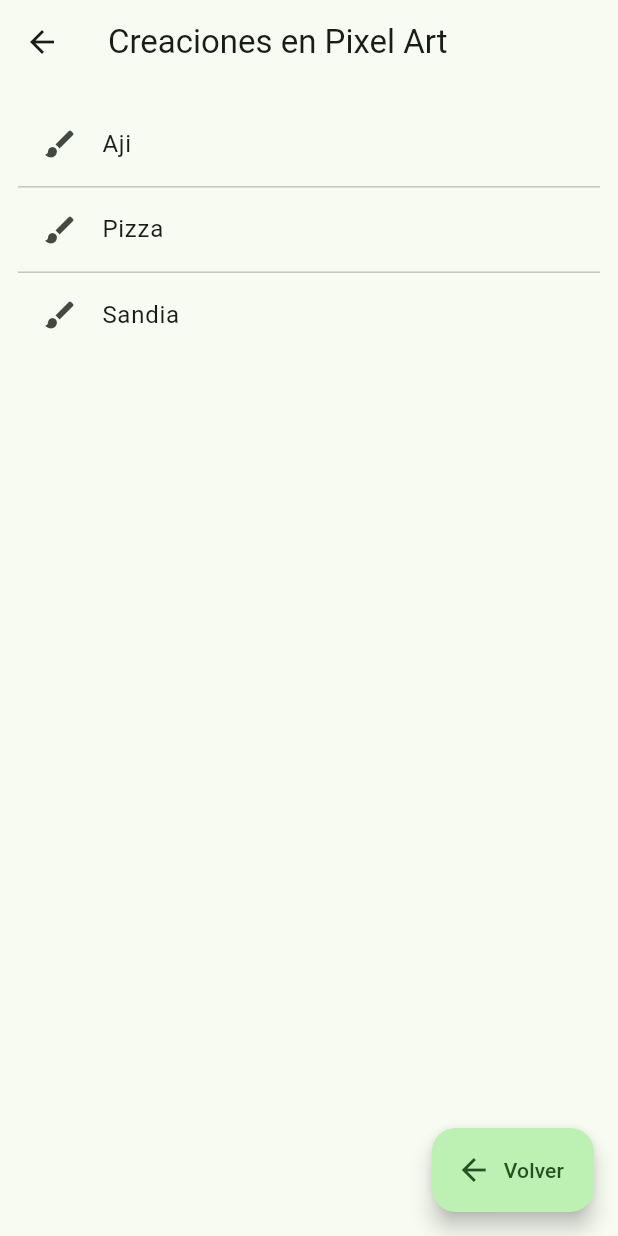
After one commit to NoriKato16/3479A321_2023479502, a Flutter app: the MyHomePage screen opened directly, after a tap on "Lista de Creaciones en Pixel Art", on a phone screen of 412 x 824 dp. The commit adds this screen. Run offline on Flutter 3.47's test engine with Material 3 defaults, Android fonts, the phone set to English and light mode, and no system bars; our stand-ins replace google_fonts, logger; Roboto replaces fonts that are missing (Arizonia).

Commit message:
laboratorio 4 implementado

```diff
--- a/lib/pages/home_page.dart
+++ b/lib/pages/home_page.dart
@@ -1,6 +1,9 @@
 import 'package:flutter/material.dart';
 import 'package:logger/logger.dart';
 import 'package:google_fonts/google_fonts.dart';
+import 'list_art.dart';
+import 'about.dart';
+import 'list_creation.dart';
 
 void main() {
   runApp(const MyApp());
@@ -15,44 +18,18 @@ class MyApp extends StatelessWidget {
     return MaterialApp(
       title: 'Flutter Demo',
       theme: ThemeData(
-        // This is the theme of your application.
-        //
-        // TRY THIS: Try running your application with "flutter run". You'll see
-        // the application has a purple toolbar. Then, without quitting the app,
-        // try changing the seedColor in the colorScheme below to Colors.green
-        // and then invoke "hot reload" (save your changes or press the "hot
-        // reload" button in a Flutter-supported IDE, or press "r" if you used
-        // the command line to start the app).
-        //
-        // Notice that the counter didn't reset back to zero; the application
-        // state is not lost during the reload. To reset the state, use hot
-        // restart instead.
-        //
-        // This works for code too, not just values: Most code changes can be
-        // tested with just a hot reload.
         colorScheme: ColorScheme.fromSeed(
           seedColor: const Color.fromARGB(255, 35, 190, 53),
         ),
         textTheme: GoogleFonts.arizoniaTextTheme(), // Fuente global
-
       ),
       home: const MyHomePage(title: '2023479502'),
-
     );
   }
 }
 
 class MyHomePage extends StatefulWidget {
   const MyHomePage({super.key, required this.title});
-
-  // This widget is the home page of your application. It is stateful, meaning
-  // that it has a State object (defined below) that contains fields that affect
-  // how it looks.
-
-  // This class is the configuration for the state. It holds the values (in this
-  // case the title) provided by the parent (in this case the App widget) and
-  // used by the build method of the State. Fields in a Widget subclass are
-  // always marked "final".
 
   final String title;
 
@@ -93,12 +70,7 @@ class _MyHomePageState extends State<MyHomePage> {
   Widget build(BuildContext context) {
     var logger = Logger();
     logger.d("Logger is working!");
-    // This method is rerun every time setState is called, for instance as done
-    // by the _incrementCounter method above.
-    //
-    // The Flutter framework has been optimized to make rerunning build methods
-    // fast, so that you can just rebuild anything that needs updating rather
-    // than having to individually change instances of widgets.
+
     var persistentFooterButtons = [
       FloatingActionButton(
         onPressed: _incrementCounter,
@@ -125,31 +97,29 @@ class _MyHomePageState extends State<MyHomePage> {
     ];
     var scaffold = Scaffold(
       appBar: AppBar(
-        // TRY THIS: Try changing the color here to a specific color (to
-        // Colors.amber, perhaps?) and trigger a hot reload to see the AppBar
-        // change color while the other colors stay the same.
         backgroundColor: Theme.of(context).colorScheme.inversePrimary,
-        // Here we take the value from the MyHomePage object that was created by
-        // the App.build method, and use it to set our appbar title.
         title: Text(widget.title),
+        actions: [
+          PopupMenuButton<String>(
+            onSelected: (value) {
+              if (value == 'about') {
+                Navigator.push(
+                  context,
+                  MaterialPageRoute(builder: (_) => AboutScreen()),
+                );
+              }
+            },
+            itemBuilder: (BuildContext context) {
+              return const [
+                PopupMenuItem<String>(value: 'about', child: Text('About')),
+              ];
+            },
+          ),
+        ],
       ),
       body: Center(
-        // Center is a layout widget. It takes a single child and positions it
-        // in the middle of the parent.
+        child: Card(
           child: Column(
-          // Column is also a layout widget. It takes a list of children and
-          // arranges them vertically. By default, it sizes itself to fit its
-          // children horizontally, and tries to be as tall as its parent.
-          //
-          // Column has various properties to control how it sizes itself and
-          // how it positions its children. Here we use mainAxisAlignment to
-          // center the children vertically; the main axis here is the vertical
-          // axis because Columns are vertical (the cross axis would be
-          // horizontal).
-          //
-          // TRY THIS: Invoke "debug painting" (choose the "Toggle Debug Paint"
-          // action in the IDE, or press "p" in the console), to see the
-          // wireframe for each widget.
             mainAxisAlignment: MainAxisAlignment.center,
             children: [
               const Text('Pixel Art sobre una grilla personalizable'),
@@ -163,25 +133,80 @@ class _MyHomePageState extends State<MyHomePage> {
                       width: 400,
                     ),
                     Image.asset('assets/Pixel-Art-Pizza-2.webp', width: 400),
-                  Image.asset('assets/Pixel-Art-Watermelon-3.webp', width: 400),
+                    Image.asset(
+                      'assets/Pixel-Art-Watermelon-3.webp',
+                      width: 400,
+                    ),
                   ],
                 ),
               ),
-
+              Row(
+                mainAxisAlignment: MainAxisAlignment.center,
+                children: [
+                  ElevatedButton.icon(
+                    icon: const Icon(Icons.info_outline),
+                    label: const Text('About'),
+                    onPressed: () {
+                      Navigator.push(
+                        context,
+                        MaterialPageRoute(builder: (_) => AboutScreen()),
+                      );
+                    },
+                  ),
+                  const SizedBox(width: 12),
+                  ElevatedButton.icon(
+                    icon: const Icon(Icons.image),
+                    label: const Text('Lista de Pixel Art'),
+                    onPressed: () {
+                      Navigator.push(
+                        context,
+                        MaterialPageRoute(builder: (_) => ListArtScreen()),
+                      );
+                    },
+                  ),
+                  ElevatedButton.icon(
+                    icon: const Icon(Icons.image),
+                    label: const Text('Lista de Creaciones en Pixel Art'),
+                    onPressed: () {
+                      Navigator.push(
+                        context,
+                        MaterialPageRoute(builder: (_) => ListCreationScreen()),
+                      );
+                    },
+                  ),
+                ],
+              ),
               Text(
                 '$_counter',
                 style: Theme.of(context).textTheme.headlineMedium,
               ),
+              Row(
+                children: [
+                  FloatingActionButton(
+                    onPressed: null,
+                    backgroundColor: _color,
+                    tooltip: 'Crear',
+                    child: const Icon(Icons.create),
+                  ),
+                  FloatingActionButton(
+                    onPressed: null,
+                    backgroundColor: _color,
+                    tooltip: 'Compartir',
+                    child: const Icon(Icons.share),
+                  ),
+                ],
+              ),
             ],
           ),
         ),
+      ),
 
-      floatingActionButton: FloatingActionButton(
+      /*floatingActionButton: FloatingActionButton(
         onPressed: null,
         backgroundColor: _color,
         tooltip: 'Increment',
         child: const Icon(Icons.home),
-      ),
+      ),*/
       persistentFooterButtons: persistentFooterButtons,
       // This trailing comma makes auto-formatting nicer for build methods.
     );
--- /dev/null
+++ b/lib/pages/list_creation.dart
@@ -0,0 +1,41 @@
+import 'package:flutter/material.dart';
+
+class ListCreationScreen extends StatelessWidget {
+  // Fuente de datos (lista de creaciones)
+  final List<String> creaciones = const [
+    'Aji',
+    'Pizza',
+    'Sandia',
+  ];
+
+  @override
+  Widget build(BuildContext context) {
+    return Scaffold(
+      appBar: AppBar(title: const Text('Creaciones en Pixel Art')),
+      body: ListView.separated(
+        padding: const EdgeInsets.all(12),
+        itemCount: creaciones.length,
+        separatorBuilder: (_, __) => const Divider(height: 1),
+        itemBuilder: (context, index) {
+          final item = creaciones[index];
+          return ListTile(
+            leading: const Icon(Icons.brush),
+            title: Text(item),
+            onTap: () {
+              ScaffoldMessenger.of(context).showSnackBar(
+                SnackBar(content: Text('Abrir: $item')),
+              );
+            },
+          );
+        },
+      ),
+
+
+      floatingActionButton: FloatingActionButton.extended(
+        onPressed: () => Navigator.pop(context),
+        icon: const Icon(Icons.arrow_back),
+        label: const Text('Volver'),
+      ),
+    );
+  }
+}
```
Also changed, not shown: lib/main.dart (+7 -1 lines), lib/pages/about.dart (added, +16 -0 lines), lib/pages/list_art.dart (added, +31 -0 lines). Lines whose indentation alone changed are shown as unchanged.
